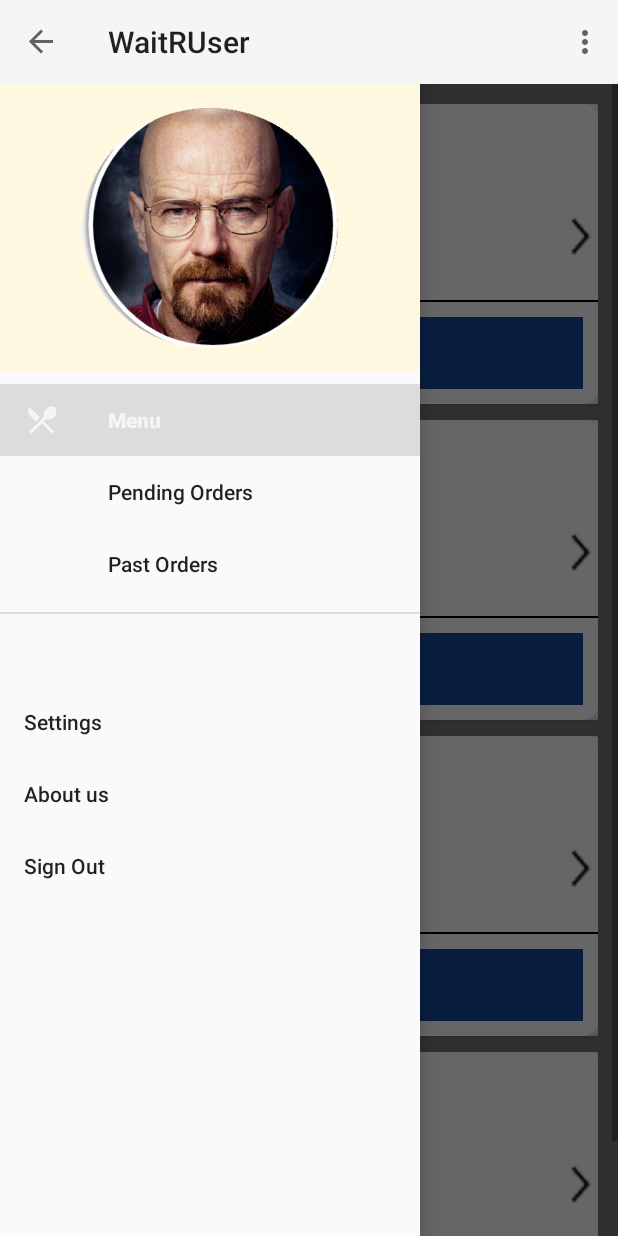
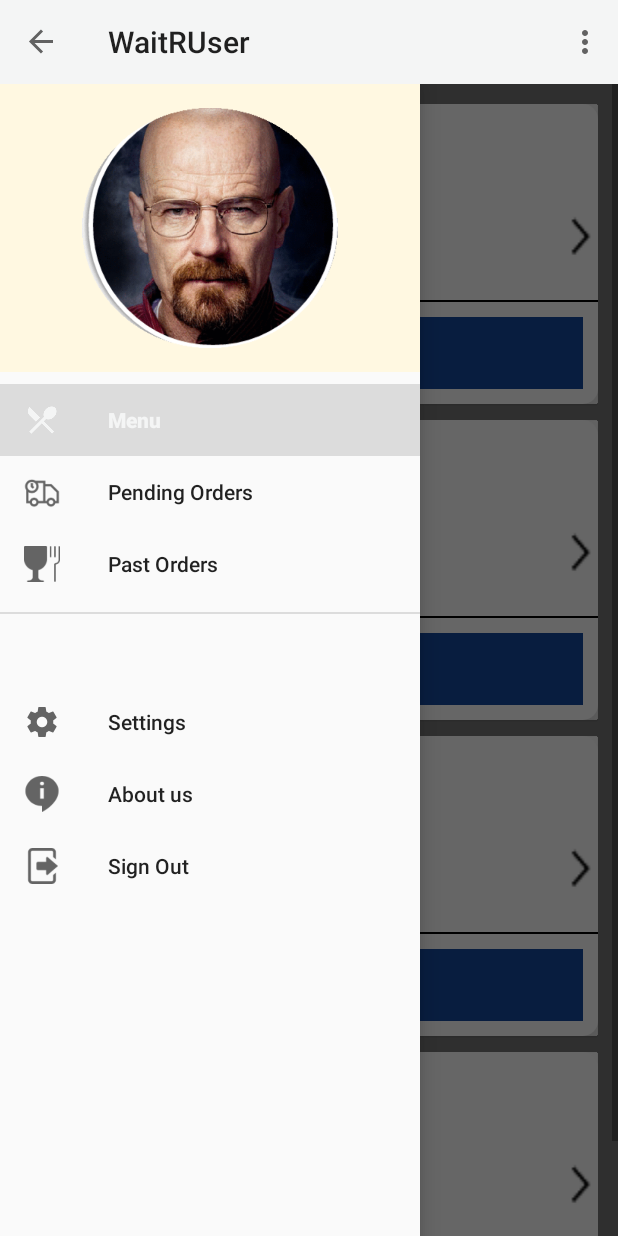
Before and after one commit to mananwason/UserApp, an Android app: the MainActivity screen opened directly, with no data from a screen before it, with the side drawer open, on a phone screen of 412 x 824 dp. Run offline under Robolectric (Android 15) with nearby library versions, the phone set to English and light mode, and no system bars; plain views replace MaterialRippleLayout; 2 statements that could not run were skipped.

Commit message:
Nav Icons

```diff
--- a/app/src/main/res/menu/drawer.xml
+++ b/app/src/main/res/menu/drawer.xml
@@ -8,9 +8,11 @@
 
         <item
             android:id="@+id/nav_pending_orders"
+            android:icon="@drawable/pending_order"
             android:title="Pending Orders" />
         <item
             android:id="@+id/nav_past_orders"
+            android:icon="@drawable/past_order"
             android:title="Past Orders" />
 
     </group>
@@ -18,13 +20,17 @@
         <menu>
             <item
                 android:id="@+id/nav_settings"
+                android:icon="@drawable/ic_settings_black_24dp"
                 android:title="Settings" />
             <item
                 android:id="@+id/nav_about_us"
+                android:icon="@drawable/about_us"
                 android:title="About us" />
+
 
             <item
                 android:id="@+id/nav_sign_out"
+                android:icon="@drawable/sign_out"
                 android:title="Sign Out"/>
         </menu>
     </item>
```
Also changed, not shown: app/src/main/res/drawable-hdpi/ic_settings_black_24dp.png (added), app/src/main/res/drawable-mdpi/about_us.png (added), app/src/main/res/drawable-mdpi/ic_settings_black_24dp.png (added), app/src/main/res/drawable-mdpi/past_order.png (added), app/src/main/res/drawable-mdpi/pending_order.png (added), app/src/main/res/drawable-mdpi/sign_out.png (added), app/src/main/res/drawable-xhdpi/ic_settings_black_24dp.png (added), app/src/main/res/drawable-xxhdpi/ic_settings_black_24dp.png (added).
